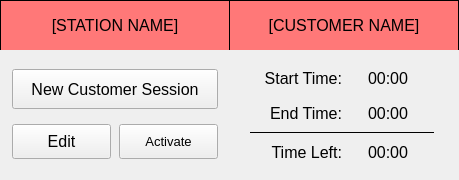
Before: the Qt Designer form src/data/data/generated_ui_files/station_1.ui in DilanBoskan/Golf-Simulator-Manager, drawn with Qt 5.
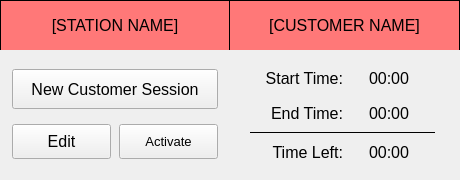
After: the same form once the commit is applied.

```diff
--- a/src/data/data/generated_ui_files/station_1.ui
+++ b/src/data/data/generated_ui_files/station_1.ui
@@ -6,13 +6,13 @@
    <rect>
     <x>0</x>
     <y>0</y>
-    <width>459</width>
+    <width>460</width>
     <height>180</height>
    </rect>
   </property>
   <property name="minimumSize">
    <size>
-    <width>430</width>
+    <width>460</width>
     <height>180</height>
    </size>
   </property>
```
